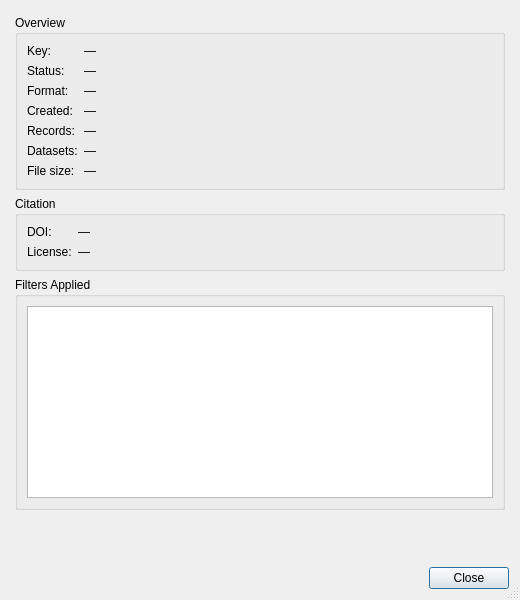
This is gbif_downloader/gui/download_detail_dialog.ui in dimasciput/gbif-downloader-qgis-plugin as Qt 5 draws it before an edit. The edited form follows.
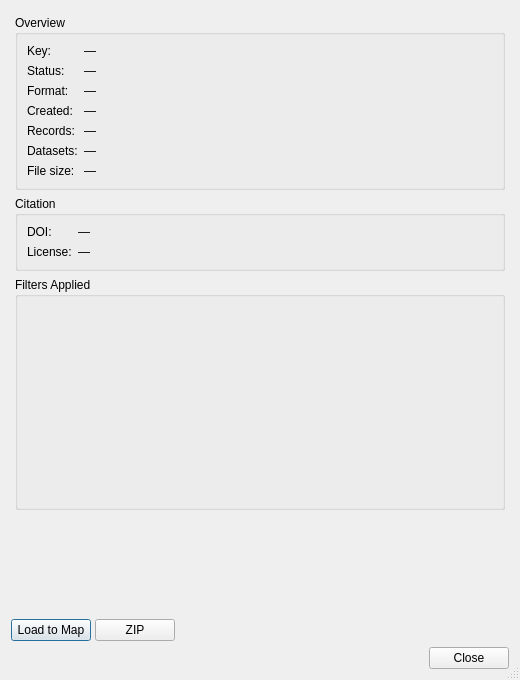
This is the edited form.

Commit message: Improve detail dialog

Patch:
```diff
--- a/gbif_downloader/gui/download_detail_dialog.ui
+++ b/gbif_downloader/gui/download_detail_dialog.ui
@@ -7,7 +7,7 @@
     <x>0</x>
     <y>0</y>
     <width>520</width>
-    <height>600</height>
+    <height>680</height>
    </rect>
   </property>
   <property name="windowTitle">
@@ -23,7 +23,7 @@
      <property name="frameShape"><enum>QFrame::NoFrame</enum></property>
      <widget class="QWidget" name="scrollContents">
       <property name="geometry">
-       <rect><x>0</x><y>0</y><width>500</width><height>560</height></rect>
+       <rect><x>0</x><y>0</y><width>500</width><height>640</height></rect>
       </property>
       <layout class="QVBoxLayout" name="verticalLayout_scroll">
        <property name="leftMargin"><number>4</number></property>
@@ -140,13 +140,28 @@
          <property name="title"><string>Filters Applied</string></property>
          <layout class="QVBoxLayout" name="verticalLayout_filters">
           <item>
-           <widget class="QPlainTextEdit" name="predicate_edit">
-            <property name="readOnly"><bool>true</bool></property>
-            <property name="lineWrapMode">
-             <enum>QPlainTextEdit::NoWrap</enum>
+           <widget class="QListWidget" name="filter_list">
+            <property name="frameShape">
+             <enum>QFrame::NoFrame</enum>
+            </property>
+            <property name="spacing">
+             <number>6</number>
+            </property>
+            <property name="selectionMode">
+             <enum>QAbstractItemView::NoSelection</enum>
+            </property>
+            <property name="verticalScrollMode">
+             <enum>QAbstractItemView::ScrollPerPixel</enum>
+            </property>
+            <property name="styleSheet">
+             <string>QListWidget { background: transparent; border: none; }
+QListWidget::item { border: none; margin: 2px 0; }</string>
             </property>
             <property name="minimumSize">
-             <size><width>0</width><height>120</height></size>
+             <size><width>0</width><height>190</height></size>
+            </property>
+            <property name="maximumSize">
+             <size><width>16777215</width><height>340</height></size>
             </property>
            </widget>
           </item>
@@ -165,10 +180,35 @@
 
       </layout>
      </widget>
-    </widget>
-   </item>
-   <item>
-    <widget class="QDialogButtonBox" name="button_box">
+   </widget>
+  </item>
+  <item>
+   <layout class="QHBoxLayout" name="horizontalLayout_actions">
+    <property name="spacing"><number>4</number></property>
+    <item>
+     <widget class="QPushButton" name="load_btn">
+      <property name="text"><string>Load to Map</string></property>
+      <property name="toolTip"><string>Download and add as a QGIS layer</string></property>
+     </widget>
+    </item>
+    <item>
+     <widget class="QPushButton" name="zip_btn">
+      <property name="text"><string>ZIP</string></property>
+      <property name="toolTip"><string>Save raw ZIP file</string></property>
+     </widget>
+    </item>
+    <item>
+     <spacer name="horizontalSpacer_actions">
+      <property name="orientation"><enum>Qt::Horizontal</enum></property>
+      <property name="sizeHint" stdset="0">
+       <size><width>40</width><height>20</height></size>
+      </property>
+     </spacer>
+    </item>
+   </layout>
+  </item>
+  <item>
+   <widget class="QDialogButtonBox" name="button_box">
      <property name="standardButtons">
       <set>QDialogButtonBox::Close</set>
      </property>
```
The commit also changes 3 other files.
